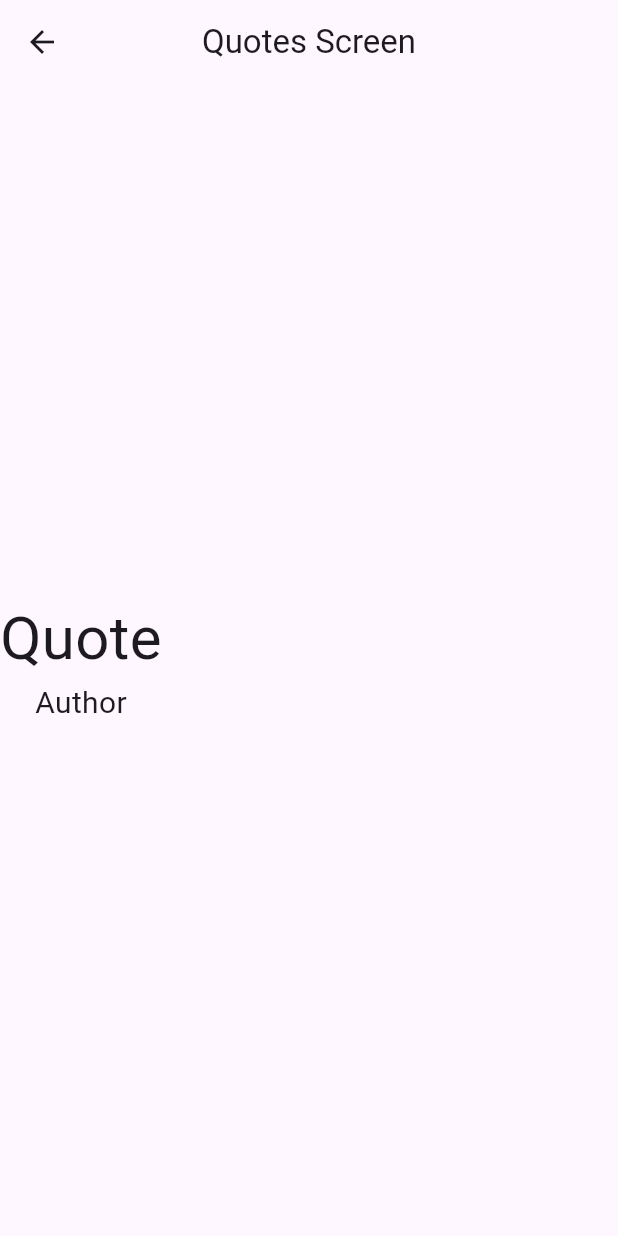
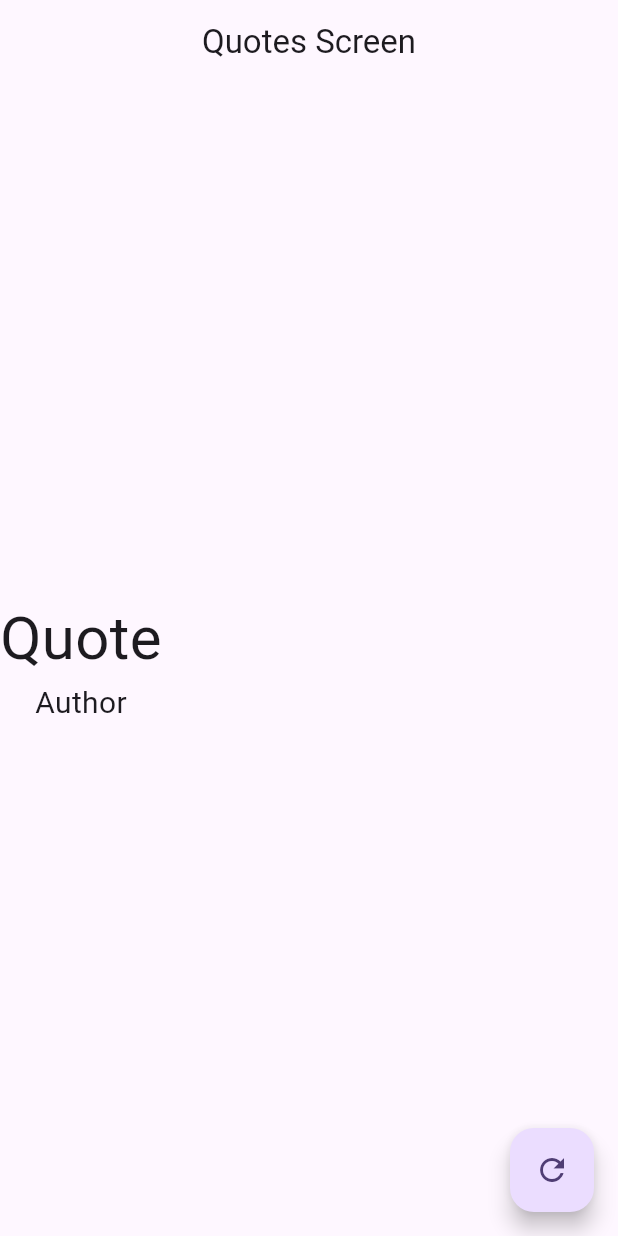
Before and after one commit to saarzooms/batch_cd_apps_rku_2024-25, a Flutter app: the QuotePage screen opened directly, on a phone screen of 412 x 824 dp. Run offline on Flutter 3.47's test engine with Material 3 defaults, Android fonts, the phone set to English and light mode, and no system bars; our stand-ins replace get, shared_preferences; accounts and stored records are empty.

Commit message:
updates for fetching quotes
quotes app

```diff
--- a/quotes_app/lib/main.dart
+++ b/quotes_app/lib/main.dart
@@ -1,4 +1,5 @@
 import 'package:flutter/material.dart';
+import 'package:get/get.dart';
 import 'package:quotes_app/quotes/screens/quote_page.dart';
 
 import 'quotes/screens/quote_list_page.dart';
@@ -13,7 +14,7 @@ class MyApp extends StatelessWidget {
   // This widget is the root of your application.
   @override
   Widget build(BuildContext context) {
-    return MaterialApp(
+    return GetMaterialApp(
       title: 'Flutter Demo',
       theme: ThemeData(
         // This is the theme of your application.
@@ -34,7 +35,7 @@ class MyApp extends StatelessWidget {
         colorScheme: ColorScheme.fromSeed(seedColor: Colors.deepPurple),
         useMaterial3: true,
       ),
-      home: QuoteListPage(),
+      home: QuotePage(),
     );
   }
 }
--- a/quotes_app/lib/quotes/controllers/quotes_controller.dart
+++ b/quotes_app/lib/quotes/controllers/quotes_controller.dart
@@ -0,0 +1,11 @@
+import 'package:get/get.dart';
+import 'package:quotes_app/quotes/services/api_call.dart';
+
+import '../models/quote_model.dart';
+
+class QuotesController extends GetxController {
+  Rx<Quotes>? q;
+  fetchQuote() {
+    ApiCall().fetchQuotes();
+  }
+}
--- a/quotes_app/lib/quotes/screens/quote_page.dart
+++ b/quotes_app/lib/quotes/screens/quote_page.dart
@@ -1,8 +1,11 @@
 import 'package:flutter/material.dart';
+import 'package:get/get.dart';
+
+import '../controllers/quotes_controller.dart';
 
 class QuotePage extends StatelessWidget {
-  const QuotePage({super.key});
-
+  QuotePage({super.key});
+  QuotesController controller = Get.put(QuotesController());
   @override
   Widget build(BuildContext context) {
     return Scaffold(
@@ -22,6 +25,12 @@ class QuotePage extends StatelessWidget {
             style: TextStyle(fontSize: 20),
           ),
         ],
-        ));
+      ),
+      floatingActionButton: FloatingActionButton(
+          onPressed: () {
+            controller.fetchQuote();
+          },
+          child: Icon(Icons.refresh)),
+    );
   }
 }
```
Also changed, not shown: quotes_app/lib/quotes/services/api_call.dart (+10 -11 lines). Lines whose indentation alone changed are shown as unchanged.
